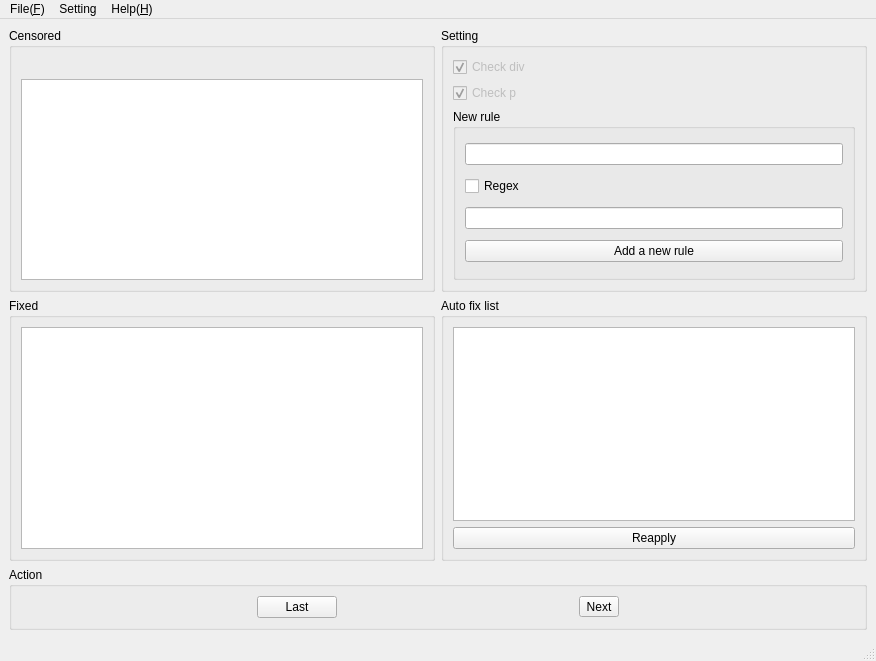
Before: the Qt Designer form MainWindow.ui in NekoGirlSAIKOU/EpubFixCensorship, drawn with Qt 5.
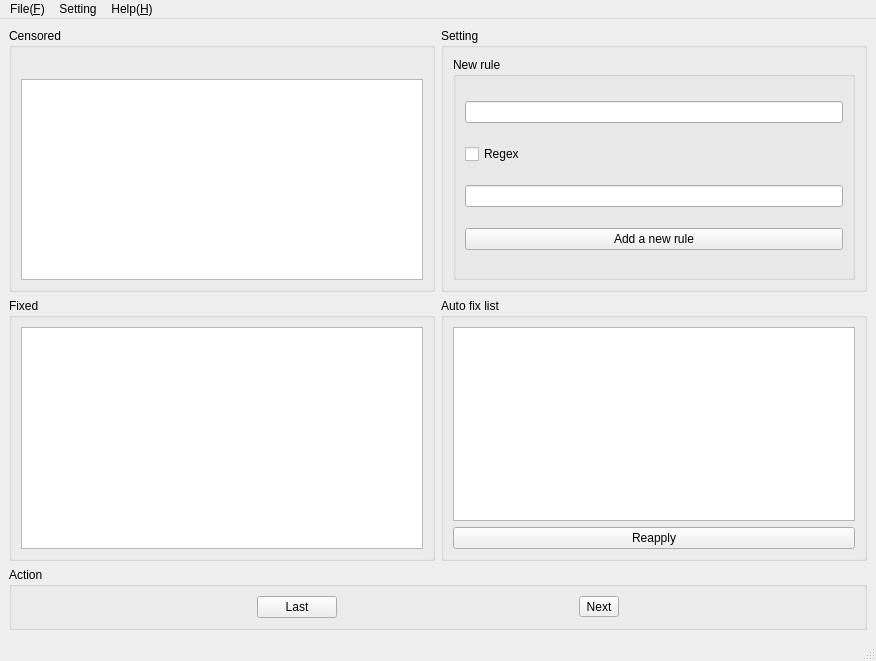
After: the same form once the commit is applied.

Diff of the .ui file:
```diff
--- a/MainWindow.ui
+++ b/MainWindow.ui
@@ -90,32 +90,6 @@
        <string>Setting</string>
       </property>
       <layout class="QVBoxLayout" name="verticalLayout_2">
-       <item>
-        <widget class="QCheckBox" name="check_div">
-         <property name="enabled">
-          <bool>false</bool>
-         </property>
-         <property name="text">
-          <string>Check div</string>
-         </property>
-         <property name="checked">
-          <bool>true</bool>
-         </property>
-        </widget>
-       </item>
-       <item>
-        <widget class="QCheckBox" name="check_p">
-         <property name="enabled">
-          <bool>false</bool>
-         </property>
-         <property name="text">
-          <string>Check p</string>
-         </property>
-         <property name="checked">
-          <bool>true</bool>
-         </property>
-        </widget>
-       </item>
        <item>
         <widget class="QGroupBox" name="groupBox_5">
          <property name="title">
```
Left out of the diff: 6 changed lines with no effect on the pictures.
